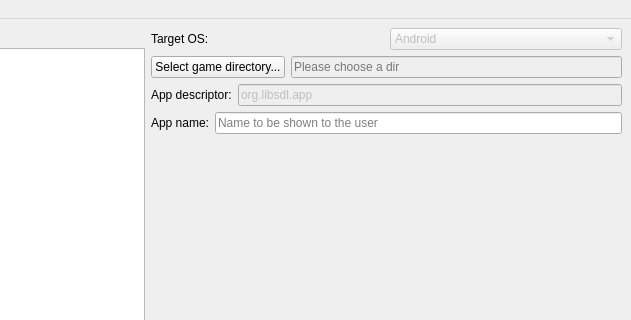
Qt form packager/ui_mainwindow.ui (segafan/bennugd-monolithic) before a commit; both pictures show x 335 to 966 and y 0 to 320 of the 966 by 600 pixel window.
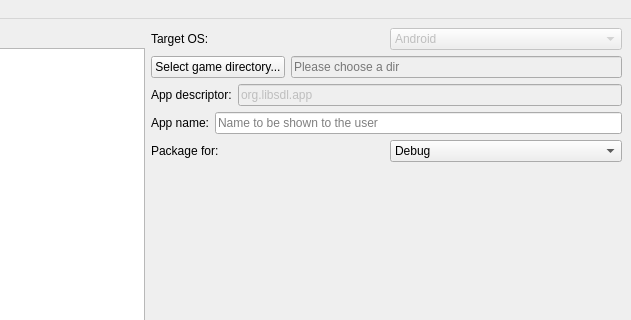
The same form after that commit.

Diff of the .ui file:
```diff
--- a/packager/ui_mainwindow.ui
+++ b/packager/ui_mainwindow.ui
@@ -130,6 +130,34 @@
         </item>
        </layout>
       </item>
+      <item>
+       <layout class="QHBoxLayout" name="horizontalLayout_2">
+        <item>
+         <widget class="QLabel" name="label_debug">
+          <property name="text">
+           <string>Package for:</string>
+          </property>
+         </widget>
+        </item>
+        <item>
+         <widget class="QComboBox" name="combo_debug">
+          <property name="toolTip">
+           <string>Choose if you want to package for debug or for release</string>
+          </property>
+          <item>
+           <property name="text">
+            <string>Debug</string>
+           </property>
+          </item>
+          <item>
+           <property name="text">
+            <string>Release</string>
+           </property>
+          </item>
+         </widget>
+        </item>
+       </layout>
+      </item>
       <item>
        <spacer name="verticalSpacer">
         <property name="orientation">
```
